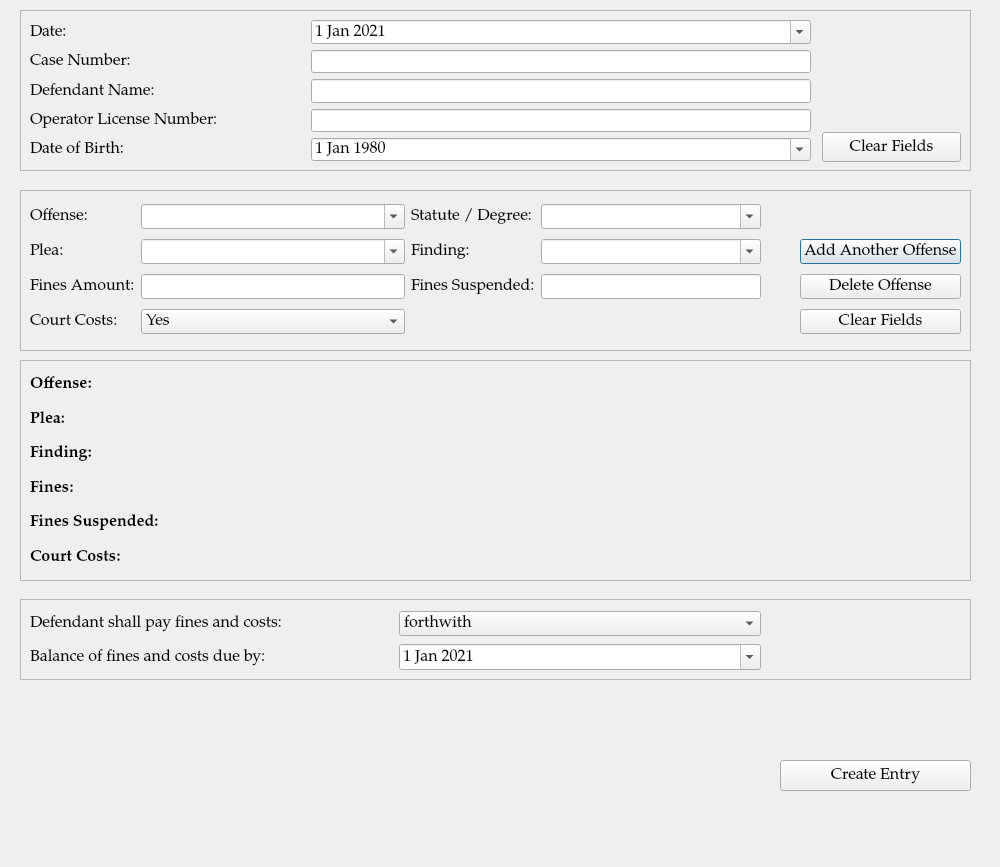
The window that ui/TrafficCaseInformationDialog.ui (HunterProgram22/MuniEntry) describes before a commit, drawn with Qt 5.
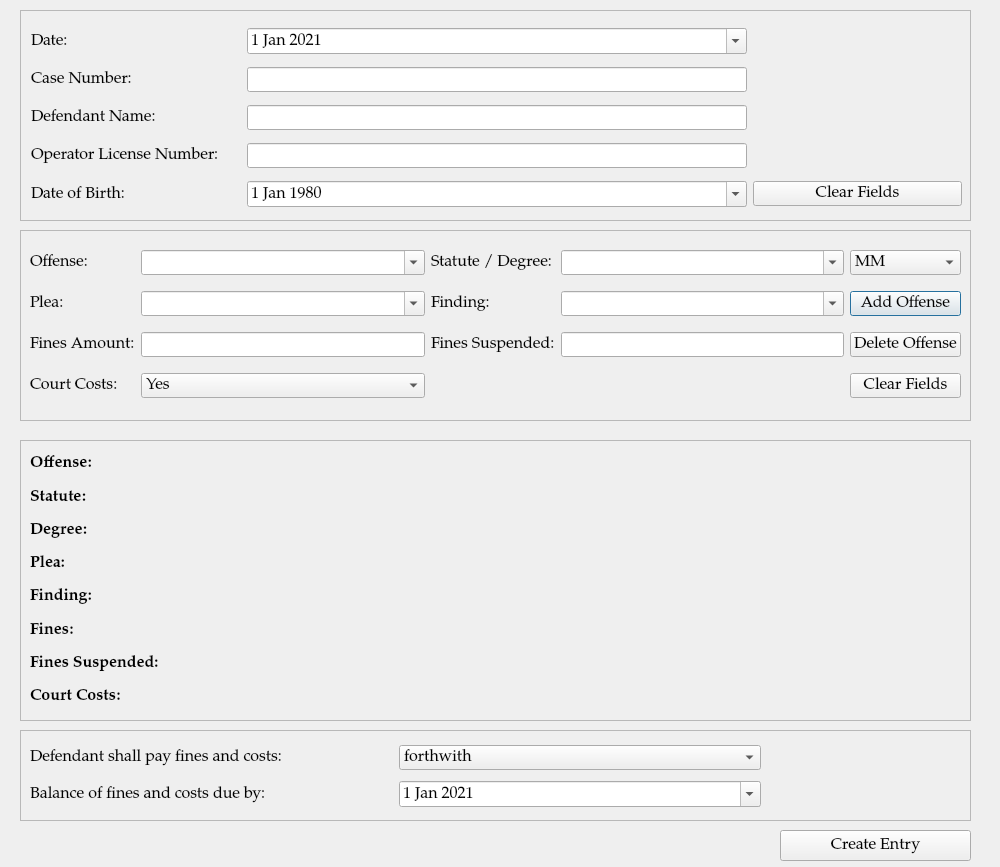
The same window after the commit.

Commit message: Updated no jail traffic and have statutes tied to offense.

The edit to the form file:
```diff
--- a/ui/TrafficCaseInformationDialog.ui
+++ b/ui/TrafficCaseInformationDialog.ui
@@ -35,9 +35,9 @@
    <property name="geometry">
     <rect>
      <x>20</x>
-     <y>190</y>
+     <y>230</y>
      <width>951</width>
-     <height>161</height>
+     <height>191</height>
     </rect>
    </property>
    <property name="frameShape">
@@ -49,63 +49,24 @@
    <property name="lineWidth">
     <number>2</number>
    </property>
-   <widget class="QWidget" name="">
+   <widget class="QWidget" name="layoutWidget">
     <property name="geometry">
      <rect>
       <x>10</x>
       <y>10</y>
       <width>931</width>
-      <height>141</height>
+      <height>171</height>
      </rect>
     </property>
     <layout class="QGridLayout" name="gridLayout">
-     <item row="0" column="2">
-      <widget class="QLabel" name="label_6">
-       <property name="text">
-        <string>Statute / Degree:</string>
-       </property>
-      </widget>
+     <item row="2" column="1">
+      <widget class="QLineEdit" name="fines_amount"/>
      </item>
-     <item row="0" column="3">
-      <widget class="QComboBox" name="degree_choice_box">
-       <property name="editable">
-        <bool>true</bool>
+     <item row="0" column="0">
+      <widget class="QLabel" name="label_15">
+       <property name="text">
+        <string>Offense:</string>
        </property>
-       <item>
-        <property name="text">
-         <string/>
-        </property>
-       </item>
-       <item>
-        <property name="text">
-         <string>M1</string>
-        </property>
-       </item>
-       <item>
-        <property name="text">
-         <string>M2</string>
-        </property>
-       </item>
-       <item>
-        <property name="text">
-         <string>M3</string>
-        </property>
-       </item>
-       <item>
-        <property name="text">
-         <string>M4</string>
-        </property>
-       </item>
-       <item>
-        <property name="text">
-         <string>MM</string>
-        </property>
-       </item>
-       <item>
-        <property name="text">
-         <string>UCM</string>
-        </property>
-       </item>
       </widget>
      </item>
      <item row="1" column="0">
@@ -115,6 +76,62 @@
        </property>
       </widget>
      </item>
+     <item row="0" column="1">
+      <widget class="QComboBox" name="offense_choice_box">
+       <property name="editable">
+        <bool>true</bool>
+       </property>
+       <item>
+        <property name="text">
+         <string/>
+        </property>
+       </item>
+       <item>
+        <property name="text">
+         <string>Speeding - School Zone</string>
+        </property>
+       </item>
+       <item>
+        <property name="text">
+         <string>Speeding &gt; 25 mph</string>
+        </property>
+       </item>
+       <item>
+        <property name="text">
+         <string>Speeding &gt; 35 mph</string>
+        </property>
+       </item>
+       <item>
+        <property name="text">
+         <string>Driving in Marked Lanes</string>
+        </property>
+       </item>
+      </widget>
+     </item>
+     <item row="3" column="1">
+      <widget class="QComboBox" name="court_costs_box">
+       <property name="editable">
+        <bool>false</bool>
+       </property>
+       <item>
+        <property name="text">
+         <string>Yes</string>
+        </property>
+       </item>
+       <item>
+        <property name="text">
+         <string>No</string>
+        </property>
+       </item>
+      </widget>
+     </item>
+     <item row="1" column="2">
+      <widget class="QLabel" name="label_12">
+       <property name="text">
+        <string>Finding:</string>
+       </property>
+      </widget>
+     </item>
      <item row="1" column="1">
       <widget class="QComboBox" name="plea_choice_box">
        <property name="editable">
@@ -147,10 +164,62 @@
        </item>
       </widget>
      </item>
-     <item row="1" column="2">
-      <widget class="QLabel" name="label_12">
+     <item row="3" column="0">
+      <widget class="QLabel" name="label_8">
        <property name="text">
-        <string>Finding:</string>
+        <string>Court Costs:</string>
+       </property>
+      </widget>
+     </item>
+     <item row="0" column="3">
+      <widget class="QComboBox" name="statute_choice_box">
+       <property name="editable">
+        <bool>true</bool>
+       </property>
+       <item>
+        <property name="text">
+         <string/>
+        </property>
+       </item>
+       <item>
+        <property name="text">
+         <string>M1</string>
+        </property>
+       </item>
+       <item>
+        <property name="text">
+         <string>M2</string>
+        </property>
+       </item>
+       <item>
+        <property name="text">
+         <string>M3</string>
+        </property>
+       </item>
+       <item>
+        <property name="text">
+         <string>M4</string>
+        </property>
+       </item>
+       <item>
+        <property name="text">
+         <string>MM</string>
+        </property>
+       </item>
+       <item>
+        <property name="text">
+         <string>UCM</string>
+        </property>
+       </item>
+      </widget>
+     </item>
+     <item row="2" column="3">
+      <widget class="QLineEdit" name="fines_suspended"/>
+     </item>
+     <item row="2" column="2">
+      <widget class="QLabel" name="label_7">
+       <property name="text">
+        <string>Fines Suspended:</string>
        </property>
       </widget>
      </item>
@@ -186,63 +255,13 @@
        </item>
       </widget>
      </item>
-     <item row="1" column="5">
-      <widget class="QPushButton" name="addOffenseButton">
+     <item row="0" column="2">
+      <widget class="QLabel" name="label_6">
        <property name="text">
-        <string>Add Another Offense</string>
+        <string>Statute / Degree:</string>
        </property>
       </widget>
      </item>
-     <item row="0" column="0">
-      <widget class="QLabel" name="label_15">
-       <property name="text">
-        <string>Offense:</string>
-       </property>
-      </widget>
-     </item>
-     <item row="0" column="1">
-      <widget class="QComboBox" name="offense_choice_box">
-       <property name="editable">
-        <bool>true</bool>
-       </property>
-       <item>
-        <property name="text">
-         <string/>
-        </property>
-       </item>
-       <item>
-        <property name="text">
-         <string>OVI - R.C. 4511.19(A)(1)(a)</string>
-        </property>
-       </item>
-       <item>
-        <property name="text">
-         <string>OVI - R.C. 4511.19(A)(1)(b)</string>
-        </property>
-       </item>
-       <item>
-        <property name="text">
-         <string>Failure to Control - R.C. 4511.202</string>
-        </property>
-       </item>
-      </widget>
-     </item>
-     <item row="2" column="3">
-      <widget class="QLineEdit" name="fines_suspended"/>
-     </item>
-     <item row="2" column="5">
-      <widget class="QPushButton" name="deleteOffenseButton">
-       <property name="focusPolicy">
-        <enum>Qt::NoFocus</enum>
-       </property>
-       <property name="text">
-        <string>Delete Offense</string>
-       </property>
-      </widget>
-     </item>
-     <item row="2" column="1">
-      <widget class="QLineEdit" name="fines_amount"/>
-     </item>
      <item row="2" column="0">
       <widget class="QLabel" name="label_11">
        <property name="text">
@@ -250,51 +269,53 @@
        </property>
       </widget>
      </item>
-     <item row="2" column="2">
-      <widget class="QLabel" name="label_7">
+     <item row="1" column="4">
+      <widget class="QPushButton" name="addOffenseButton">
        <property name="text">
-        <string>Fines Suspended:</string>
+        <string>Add Offense</string>
        </property>
       </widget>
      </item>
      <item row="0" column="4">
-      <spacer name="horizontalSpacer">
-       <property name="orientation">
-        <enum>Qt::Horizontal</enum>
-       </property>
-       <property name="sizeHint" stdset="0">
-        <size>
-         <width>40</width>
-         <height>20</height>
-        </size>
-       </property>
-      </spacer>
+      <widget class="QComboBox" name="degree_choice_box">
+       <item>
+        <property name="text">
+         <string>MM</string>
+        </property>
+       </item>
+       <item>
+        <property name="text">
+         <string>M1</string>
+        </property>
+       </item>
+       <item>
+        <property name="text">
+         <string>M2</string>
+        </property>
+       </item>
+       <item>
+        <property name="text">
+         <string>M3</string>
+        </property>
+       </item>
+       <item>
+        <property name="text">
+         <string>M4</string>
+        </property>
+       </item>
+      </widget>
      </item>
-     <item row="3" column="0">
-      <widget class="QLabel" name="label_8">
+     <item row="2" column="4">
+      <widget class="QPushButton" name="deleteOffenseButton">
+       <property name="focusPolicy">
+        <enum>Qt::NoFocus</enum>
+       </property>
        <property name="text">
-        <string>Court Costs:</string>
+        <string>Delete Offense</string>
        </property>
       </widget>
      </item>
-     <item row="3" column="1">
-      <widget class="QComboBox" name="court_costs_box">
-       <property name="editable">
-        <bool>false</bool>
-       </property>
-       <item>
-        <property name="text">
-         <string>Yes</string>
-        </property>
-       </item>
-       <item>
-        <property name="text">
-         <string>No</string>
-        </property>
-       </item>
-      </widget>
-     </item>
-     <item row="3" column="5">
+     <item row="3" column="4">
       <widget class="QPushButton" name="pushButton_4">
        <property name="focusPolicy">
         <enum>Qt::NoFocus</enum>
@@ -311,9 +332,9 @@
    <property name="geometry">
     <rect>
      <x>20</x>
-     <y>360</y>
+     <y>440</y>
      <width>951</width>
-     <height>221</height>
+     <height>281</height>
     </rect>
    </property>
    <property name="frameShape">
@@ -331,7 +352,7 @@
       <x>10</x>
       <y>10</y>
       <width>931</width>
-      <height>201</height>
+      <height>260</height>
      </rect>
     </property>
     <layout class="QGridLayout" name="charges_gridLayout">
@@ -351,8 +372,8 @@
        </property>
       </widget>
      </item>
-     <item row="3" column="0">
-      <widget class="QLabel" name="label_17">
+     <item row="1" column="0">
+      <widget class="QLabel" name="label_19">
        <property name="font">
         <font>
          <weight>75</weight>
@@ -360,11 +381,11 @@
         </font>
        </property>
        <property name="text">
-        <string>Fines:</string>
+        <string>Statute:</string>
        </property>
       </widget>
      </item>
-     <item row="4" column="0">
+     <item row="6" column="0">
       <widget class="QLabel" name="label_10">
        <property name="font">
         <font>
@@ -377,20 +398,7 @@
        </property>
       </widget>
      </item>
-     <item row="2" column="0">
-      <widget class="QLabel" name="label_14">
-       <property name="font">
-        <font>
-         <weight>75</weight>
-         <bold>true</bold>
-        </font>
-       </property>
-       <property name="text">
-        <string>Finding:</string>
-       </property>
-      </widget>
-     </item>
-     <item row="1" column="0">
+     <item row="3" column="0">
       <widget class="QLabel" name="plea_label_1">
        <property name="font">
         <font>
@@ -403,7 +411,7 @@
        </property>
       </widget>
      </item>
-     <item row="5" column="0">
+     <item row="7" column="0">
       <widget class="QLabel" name="label_16">
        <property name="font">
         <font>
@@ -416,6 +424,45 @@
        </property>
       </widget>
      </item>
+     <item row="4" column="0">
+      <widget class="QLabel" name="label_14">
+       <property name="font">
+        <font>
+         <weight>75</weight>
+         <bold>true</bold>
+        </font>
+       </property>
+       <property name="text">
+        <string>Finding:</string>
+       </property>
+      </widget>
+     </item>
+     <item row="5" column="0">
+      <widget class="QLabel" name="label_17">
+       <property name="font">
+        <font>
+         <weight>75</weight>
+         <bold>true</bold>
+        </font>
+       </property>
+       <property name="text">
+        <string>Fines:</string>
+       </property>
+      </widget>
+     </item>
+     <item row="2" column="0">
+      <widget class="QLabel" name="label_20">
+       <property name="font">
+        <font>
+         <weight>75</weight>
+         <bold>true</bold>
+        </font>
+       </property>
+       <property name="text">
+        <string>Degree:</string>
+       </property>
+      </widget>
+     </item>
     </layout>
    </widget>
   </widget>
@@ -425,7 +472,7 @@
      <x>20</x>
      <y>10</y>
      <width>951</width>
-     <height>161</height>
+     <height>211</height>
     </rect>
    </property>
    <property name="frameShape">
@@ -437,16 +484,44 @@
    <property name="lineWidth">
     <number>2</number>
    </property>
-   <widget class="QWidget" name="layoutWidget">
+   <widget class="QWidget" name="">
     <property name="geometry">
      <rect>
-      <x>10</x>
-      <y>10</y>
-      <width>781</width>
-      <height>141</height>
+      <x>11</x>
+      <y>11</y>
+      <width>931</width>
+      <height>194</height>
      </rect>
     </property>
-    <layout class="QGridLayout" name="caseinformation_gridLayout">
+    <layout class="QGridLayout" name="gridLayout_3">
+     <item row="0" column="0">
+      <widget class="QLabel" name="label_3">
+       <property name="text">
+        <string>Date:</string>
+       </property>
+      </widget>
+     </item>
+     <item row="0" column="1">
+      <widget class="QDateEdit" name="plea_trial_date">
+       <property name="minimumDate">
+        <date>
+         <year>2021</year>
+         <month>1</month>
+         <day>1</day>
+        </date>
+       </property>
+       <property name="calendarPopup">
+        <bool>true</bool>
+       </property>
+       <property name="date">
+        <date>
+         <year>2021</year>
+         <month>1</month>
+         <day>1</day>
+        </date>
+       </property>
+      </widget>
+     </item>
      <item row="1" column="0">
       <widget class="QLabel" name="label">
        <property name="text">
@@ -464,16 +539,6 @@
        </property>
       </widget>
      </item>
-     <item row="2" column="1">
-      <widget class="QLineEdit" name="defendant_name">
-       <property name="maximumSize">
-        <size>
-         <width>500</width>
-         <height>16777215</height>
-        </size>
-       </property>
-      </widget>
-     </item>
      <item row="2" column="0">
       <widget class="QLabel" name="label_2">
        <property name="text">
@@ -481,8 +546,8 @@
        </property>
       </widget>
      </item>
-     <item row="3" column="1">
-      <widget class="QLineEdit" name="defendant_attorney_name">
+     <item row="2" column="1">
+      <widget class="QLineEdit" name="defendant_name">
        <property name="maximumSize">
         <size>
          <width>500</width>
@@ -501,6 +566,16 @@
        </property>
       </widget>
      </item>
+     <item row="3" column="1">
+      <widget class="QLineEdit" name="defendant_attorney_name">
+       <property name="maximumSize">
+        <size>
+         <width>500</width>
+         <height>16777215</height>
+        </size>
+       </property>
+      </widget>
+     </item>
      <item row="4" column="0">
       <widget class="QLabel" name="label_5">
        <property name="toolTip">
@@ -528,60 +603,26 @@
        </property>
       </widget>
      </item>
-     <item row="0" column="0">
-      <widget class="QLabel" name="label_3">
+     <item row="4" column="2">
+      <widget class="QPushButton" name="pushButton_2">
+       <property name="focusPolicy">
+        <enum>Qt::NoFocus</enum>
+       </property>
        <property name="text">
-        <string>Date:</string>
-       </property>
-      </widget>
-     </item>
-     <item row="0" column="1">
-      <widget class="QDateEdit" name="plea_trial_date">
-       <property name="minimumDate">
-        <date>
-         <year>2021</year>
-         <month>1</month>
-         <day>1</day>
-        </date>
-       </property>
-       <property name="calendarPopup">
-        <bool>true</bool>
-       </property>
-       <property name="date">
-        <date>
-         <year>2021</year>
-         <month>1</month>
-         <day>1</day>
-        </date>
+        <string>Clear Fields</string>
        </property>
       </widget>
      </item>
     </layout>
    </widget>
-   <widget class="QPushButton" name="pushButton_2">
-    <property name="geometry">
-     <rect>
-      <x>802</x>
-      <y>122</y>
-      <width>139</width>
-      <height>30</height>
-     </rect>
-    </property>
-    <property name="focusPolicy">
-     <enum>Qt::NoFocus</enum>
-    </property>
-    <property name="text">
-     <string>Clear Fields</string>
-    </property>
-   </widget>
   </widget>
   <widget class="QFrame" name="frame_4">
    <property name="geometry">
     <rect>
      <x>20</x>
-     <y>599</y>
+     <y>730</y>
      <width>951</width>
-     <height>81</height>
+     <height>91</height>
     </rect>
    </property>
    <property name="frameShape">
@@ -599,7 +640,7 @@
       <x>10</x>
       <y>10</y>
       <width>731</width>
-      <height>64</height>
+      <height>74</height>
      </rect>
     </property>
     <layout class="QGridLayout" name="gridLayout_2">
@@ -665,7 +706,7 @@
    <property name="geometry">
     <rect>
      <x>780</x>
-     <y>760</y>
+     <y>830</y>
      <width>191</width>
      <height>31</height>
     </rect>
```
Left out of the diff: 150 changed lines with no effect on the pictures. The commit also changes 6 other files.
